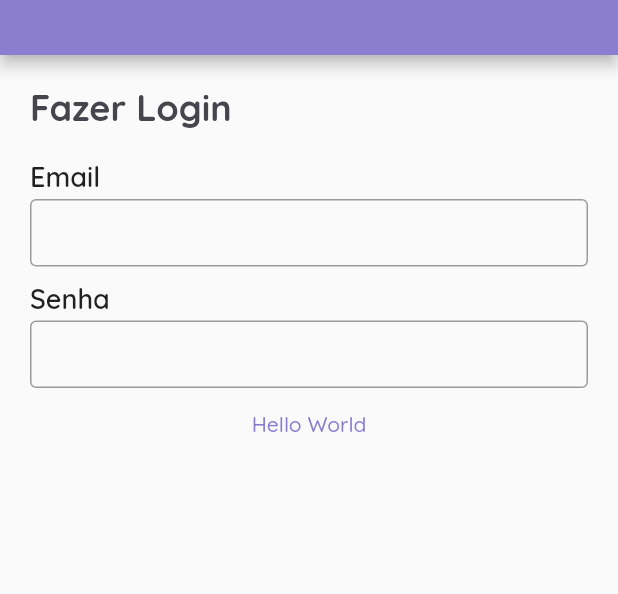
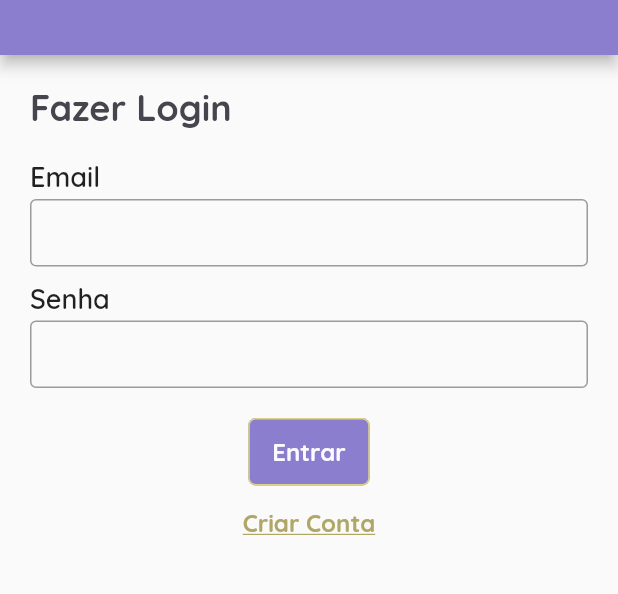
Before and after one commit to irwinarruda/pro-cris-flutter, a Flutter app: the screen it shows after launch, on a phone screen of 412 x 824 dp, the part 140-734 px from its top. Run offline on Flutter 3.47's test engine with Material 2 defaults, Android fonts, the phone set to English and light mode, and no system bars; drawn by our look-alikes of reactive_forms; our stand-ins replace flutter_svg.

Commit message:
Sign in page created

```diff
--- /dev/null
+++ b/lib/components/atoms/button.dart
@@ -0,0 +1,82 @@
+// ignore_for_file: must_be_immutable
+import 'package:flutter/material.dart';
+
+import 'package:pro_cris_flutter/styles/pro_cris_colors.dart';
+import 'package:pro_cris_flutter/styles/button_styles.dart';
+import 'package:pro_cris_flutter/utils/base_size.dart';
+
+class Button extends StatelessWidget {
+  Button({
+    Key? key,
+    required this.onPressed,
+    this.size = BaseSize.md,
+    this.text = '',
+    this.onLongPress,
+    this.onHover,
+    this.onFocusChange,
+    this.focusNode,
+    this.autofocus = false,
+    this.clipBehavior = Clip.none,
+  }) : super(key: key) {
+    fieldStyles = ButtonStyles.getStyles(size!);
+  }
+
+  late ButtonStyles fieldStyles;
+
+  final BaseSize? size;
+  final String? text;
+  final VoidCallback onPressed;
+  final VoidCallback? onLongPress;
+  final ValueChanged<bool>? onHover;
+  final ValueChanged<bool>? onFocusChange;
+  final FocusNode? focusNode;
+  final bool autofocus;
+  final Clip clipBehavior;
+
+  @override
+  Widget build(BuildContext context) {
+    return SizedBox(
+      height: fieldStyles.height,
+      child: TextButton(
+        onPressed: onPressed,
+        onLongPress: onLongPress,
+        onHover: onHover,
+        onFocusChange: onFocusChange,
+        focusNode: focusNode,
+        autofocus: autofocus,
+        clipBehavior: clipBehavior,
+        child: Text(
+          '$text',
+          style: TextStyle(
+            fontSize: fieldStyles.fontSize,
+            color: ProCrisColors.white,
+            fontWeight: FontWeight.w700,
+          ),
+        ),
+        style: ButtonStyle(
+          padding: MaterialStateProperty.all(
+            EdgeInsets.symmetric(
+              horizontal: 16,
+              vertical: 4,
+            ),
+          ),
+          backgroundColor: MaterialStateProperty.all(
+            ProCrisColors.purple,
+          ),
+          overlayColor: MaterialStateProperty.all(
+            ProCrisColors.white.withOpacity(0.15),
+          ),
+          shape: MaterialStateProperty.all(
+            RoundedRectangleBorder(
+              borderRadius: BorderRadius.all(Radius.circular(5)),
+              side: BorderSide(
+                width: 1,
+                color: ProCrisColors.gold[300]!,
+              ),
+            ),
+          ),
+        ),
+      ),
+    );
+  }
+}
--- /dev/null
+++ b/lib/components/atoms/link.dart
@@ -0,0 +1,70 @@
+// ignore_for_file: must_be_immutable
+import 'package:flutter/material.dart';
+
+import 'package:pro_cris_flutter/styles/pro_cris_colors.dart';
+import 'package:pro_cris_flutter/utils/base_size.dart';
+
+class Link extends StatelessWidget {
+  const Link({
+    Key? key,
+    required this.onPressed,
+    this.size = BaseSize.md,
+    this.text = '',
+    this.onLongPress,
+    this.onHover,
+    this.onFocusChange,
+    this.focusNode,
+    this.autofocus = false,
+    this.clipBehavior = Clip.none,
+  }) : super(key: key);
+
+  final BaseSize? size;
+  final String? text;
+  final VoidCallback onPressed;
+  final VoidCallback? onLongPress;
+  final ValueChanged<bool>? onHover;
+  final ValueChanged<bool>? onFocusChange;
+  final FocusNode? focusNode;
+  final bool autofocus;
+  final Clip clipBehavior;
+
+  @override
+  Widget build(BuildContext context) {
+    return SizedBox(
+      child: TextButton(
+        onPressed: onPressed,
+        onLongPress: onLongPress,
+        onHover: onHover,
+        onFocusChange: onFocusChange,
+        focusNode: focusNode,
+        autofocus: autofocus,
+        clipBehavior: clipBehavior,
+        child: Text(
+          '$text',
+          style: TextStyle(
+            fontSize: 16,
+            color: ProCrisColors.gold[600],
+            fontWeight: FontWeight.w700,
+            decoration: TextDecoration.underline,
+          ),
+        ),
+        style: ButtonStyle(
+          padding: MaterialStateProperty.all(
+            EdgeInsets.symmetric(
+              horizontal: 8,
+              vertical: 0,
+            ),
+          ),
+          overlayColor: MaterialStateProperty.all(
+            ProCrisColors.gray.withOpacity(0.1),
+          ),
+          shape: MaterialStateProperty.all(
+            RoundedRectangleBorder(
+              borderRadius: BorderRadius.all(Radius.circular(10)),
+            ),
+          ),
+        ),
+      ),
+    );
+  }
+}
--- a/lib/components/atoms/pro_cris_logo.dart
+++ b/lib/components/atoms/pro_cris_logo.dart
@@ -2,6 +2,21 @@ import 'package:flutter/material.dart';
 import 'package:flutter_svg/flutter_svg.dart';
 
 class ProCrisLogo extends StatelessWidget {
+  const ProCrisLogo({
+    Key? key,
+    this.alignment,
+    this.padding,
+    this.decoration,
+    this.foregroundDecoration,
+    this.width,
+    this.height,
+    this.constraints,
+    this.margin,
+    this.transform,
+    this.transformAlignment,
+    this.clipBehavior = Clip.none,
+  }) : super(key: key);
+
   final String svgPath = 'assets/logos/pro-cris-logo.svg';
 
   final AlignmentGeometry? alignment;
@@ -15,22 +30,6 @@ class ProCrisLogo extends StatelessWidget {
   final double? width;
   final double? height;
   final Clip clipBehavior;
-  final Key? key;
-
-  const ProCrisLogo({
-    this.key,
-    this.alignment,
-    this.padding,
-    this.decoration,
-    this.foregroundDecoration,
-    this.width,
-    this.height,
-    this.constraints,
-    this.margin,
-    this.transform,
-    this.transformAlignment,
-    this.clipBehavior = Clip.none,
-  }) : super(key: key);
 
   @override
   Widget build(BuildContext context) {
@@ -45,7 +44,6 @@ class ProCrisLogo extends StatelessWidget {
       transformAlignment: transformAlignment,
       width: width,
       height: height,
-      key: key,
       child: SvgPicture.asset(
         svgPath,
         width: width,
--- a/lib/components/molecules/form_text_field.dart
+++ b/lib/components/molecules/form_text_field.dart
@@ -20,7 +20,6 @@ class FormTextField<T> extends StatelessWidget {
     this.textCapitalization = TextCapitalization.none,
     this.textInputAction,
     this.strutStyle,
-    this.textAlign = TextAlign.start,
     this.textAlignVertical,
     this.autofocus = false,
     this.readOnly = false,
@@ -67,68 +66,68 @@ class FormTextField<T> extends StatelessWidget {
     this.verticalDirection = VerticalDirection.down,
     this.textBaseline,
   }) : super(key: key) {
-    fieldStyles = TextFieldStyles.getTextFieldProps(size!);
+    fieldStyles = TextFieldStyles.getStyles(size!);
   }
 
   late TextFieldStyles fieldStyles;
 
-  String? label;
-  BaseSize? size;
-  Axis direction;
-  MainAxisAlignment mainAxisAlignment;
-  MainAxisSize mainAxisSize;
-  CrossAxisAlignment crossAxisAlignment;
-  TextDirection? textDirection;
-  VerticalDirection verticalDirection;
-  TextBaseline? textBaseline;
+  final String? label;
+  final BaseSize? size;
+  final Axis direction;
+  final MainAxisAlignment mainAxisAlignment;
+  final MainAxisSize mainAxisSize;
+  final CrossAxisAlignment crossAxisAlignment;
+  final TextDirection? textDirection;
+  final VerticalDirection verticalDirection;
+  final TextBaseline? textBaseline;
 
-  String formControlName;
-  ValidationMessagesFunction<T>? validationMessages;
-  ControlValueAccessor<T, String>? valueAccessor;
-  ShowErrorsFunction? showErrors;
-  TextInputType? keyboardType;
-  TextCapitalization textCapitalization;
-  TextInputAction? textInputAction;
-  StrutStyle? strutStyle;
-  TextAlign textAlign = TextAlign.start;
-  TextAlignVertical? textAlignVertical;
-  bool autofocus;
-  bool readOnly;
-  ToolbarOptions? toolbarOptions;
-  bool? showCursor;
-  bool obscureText;
-  String obscuringCharacter;
-  bool autocorrect;
-  SmartDashesType? smartDashesType;
-  SmartQuotesType? smartQuotesType;
-  bool enableSuggestions;
-  MaxLengthEnforcement? maxLengthEnforcement;
-  int? maxLines;
-  int? minLines;
-  bool expands;
-  int? maxLength;
-  GestureTapCallback? onTap;
-  VoidCallback? onEditingComplete;
-  List<TextInputFormatter>? inputFormatters;
-  double cursorWidth;
-  double? cursorHeight;
-  Radius? cursorRadius;
-  Color? cursorColor;
-  Brightness? keyboardAppearance;
-  EdgeInsets scrollPadding;
-  bool enableInteractiveSelection;
-  InputCounterWidgetBuilder? buildCounter;
-  ScrollPhysics? scrollPhysics;
-  VoidCallback? onSubmitted;
-  FocusNode? focusNode;
-  Iterable<String>? autofillHints;
-  MouseCursor? mouseCursor;
-  AppPrivateCommandCallback? onAppPrivateCommand;
-  String? restorationId;
-  ScrollController? scrollController;
-  TextSelectionControls? selectionControls;
-  TextEditingController? controller;
-  bool enableIMEPersonalizedLearning;
+  final String formControlName;
+  final ValidationMessagesFunction<T>? validationMessages;
+  final ControlValueAccessor<T, String>? valueAccessor;
+  final ShowErrorsFunction? showErrors;
+  final TextInputType? keyboardType;
+  final TextCapitalization textCapitalization;
+  final TextInputAction? textInputAction;
+  final StrutStyle? strutStyle;
+  final TextAlign textAlign = TextAlign.start;
+  final TextAlignVertical? textAlignVertical;
+  final bool autofocus;
+  final bool readOnly;
+  final ToolbarOptions? toolbarOptions;
+  final bool? showCursor;
+  final bool obscureText;
+  final String obscuringCharacter;
+  final bool autocorrect;
+  final SmartDashesType? smartDashesType;
+  final SmartQuotesType? smartQuotesType;
+  final bool enableSuggestions;
+  final MaxLengthEnforcement? maxLengthEnforcement;
+  final int? maxLines;
+  final int? minLines;
+  final bool expands;
+  final int? maxLength;
+  final GestureTapCallback? onTap;
+  final VoidCallback? onEditingComplete;
+  final List<TextInputFormatter>? inputFormatters;
+  final double cursorWidth;
+  final double? cursorHeight;
+  final Radius? cursorRadius;
+  final Color? cursorColor;
+  final Brightness? keyboardAppearance;
+  final EdgeInsets scrollPadding;
+  final bool enableInteractiveSelection;
+  final InputCounterWidgetBuilder? buildCounter;
+  final ScrollPhysics? scrollPhysics;
+  final VoidCallback? onSubmitted;
+  final FocusNode? focusNode;
+  final Iterable<String>? autofillHints;
+  final MouseCursor? mouseCursor;
+  final AppPrivateCommandCallback? onAppPrivateCommand;
+  final String? restorationId;
+  final ScrollController? scrollController;
+  final TextSelectionControls? selectionControls;
+  final TextEditingController? controller;
+  final bool enableIMEPersonalizedLearning;
 
   @override
   Widget build(BuildContext context) {
--- a/lib/main.dart
+++ b/lib/main.dart
@@ -16,7 +16,7 @@ class MyApp extends StatelessWidget {
   Widget build(BuildContext context) {
     return MaterialApp(
       title: 'ProCris App',
-      theme: proCrisThemeData,
+      theme: ProCrisTheme.theme,
       initialRoute: '/sign_in',
       routes: {
         '/sign_in': (BuildContext context) => SignIn(),
--- a/lib/screens/sign_in/sign_in.dart
+++ b/lib/screens/sign_in/sign_in.dart
@@ -4,6 +4,8 @@ import 'package:reactive_forms/reactive_forms.dart';
 
 import 'package:pro_cris_flutter/forms/sign_in_form.dart';
 
+import 'package:pro_cris_flutter/components/atoms/button.dart';
+import 'package:pro_cris_flutter/components/atoms/link.dart';
 import 'package:pro_cris_flutter/components/molecules/pro_cris_banner.dart';
 import 'package:pro_cris_flutter/components/molecules/form_text_field.dart';
 
@@ -53,11 +55,20 @@ class SignIn extends StatelessWidget with SignInForm {
                     formControlName: 'senha',
                     size: BaseSize.lg,
                   ),
-                  TextButton(
-                    onPressed: () {
-                      form.control('email').value = 'Qualquer coisa';
-                    },
-                    child: Text('Hello World'),
+                  SizedBox(
+                    height: 20,
+                  ),
+                  Button(
+                    text: 'Entrar',
+                    size: BaseSize.lg,
+                    onPressed: () {},
+                  ),
+                  SizedBox(
+                    height: 1,
+                  ),
+                  Link(
+                    text: 'Criar Conta',
+                    onPressed: () {},
                   ),
                 ],
               ),
--- /dev/null
+++ b/lib/styles/button_styles.dart
@@ -0,0 +1,31 @@
+import 'package:flutter/material.dart';
+import 'package:pro_cris_flutter/utils/base_size.dart';
+
+class ButtonStyles {
+  ButtonStyles({
+    required this.fontSize,
+    required this.height,
+  });
+
+  double fontSize;
+  double height;
+
+  static final Map<BaseSize, ButtonStyles> _styles = {
+    BaseSize.sm: ButtonStyles(
+      fontSize: 12,
+      height: 34,
+    ),
+    BaseSize.md: ButtonStyles(
+      fontSize: 14,
+      height: 40,
+    ),
+    BaseSize.lg: ButtonStyles(
+      fontSize: 16,
+      height: 45,
+    ),
+  };
+
+  static getStyles(BaseSize str) {
+    return _styles[str]!;
+  }
+}
--- a/lib/styles/pro_cris_colors.dart
+++ b/lib/styles/pro_cris_colors.dart
@@ -53,4 +53,5 @@ class ProCrisColors {
     },
   );
   static const black = Color(0xFF46454D);
+  static const white = Color(0xFFFBFAFF);
 }
--- a/lib/styles/text_field_styles.dart
+++ b/lib/styles/text_field_styles.dart
@@ -14,7 +14,7 @@ class TextFieldStyles {
   double height;
   EdgeInsets padding;
 
-  static final Map<BaseSize, TextFieldStyles> _textFieldStyles = {
+  static final Map<BaseSize, TextFieldStyles> _styles = {
     BaseSize.sm: TextFieldStyles(
       labelFontSize: 14,
       fontSize: 14,
@@ -35,7 +35,7 @@ class TextFieldStyles {
     ),
   };
 
-  static TextFieldStyles getTextFieldProps(BaseSize str) {
-    return _textFieldStyles[str]!;
+  static TextFieldStyles getStyles(BaseSize str) {
+    return _styles[str]!;
   }
 }
--- a/lib/styles/theme_data.dart
+++ b/lib/styles/theme_data.dart
@@ -1,7 +1,9 @@
 import 'package:flutter/material.dart';
 import 'package:pro_cris_flutter/styles/pro_cris_colors.dart';
 
-ThemeData proCrisThemeData = ThemeData(
-  primarySwatch: ProCrisColors.purple,
-  fontFamily: 'Quicksand',
-);
+class ProCrisTheme {
+  static ThemeData theme = ThemeData(
+    primarySwatch: ProCrisColors.purple,
+    fontFamily: 'Quicksand',
+  );
+}
```
